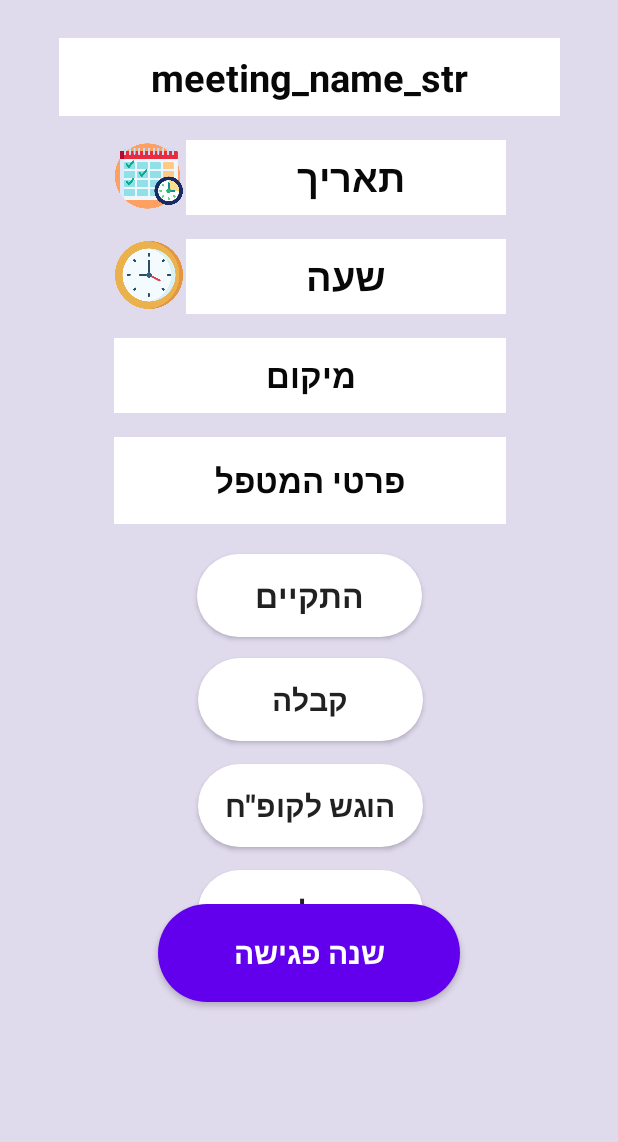
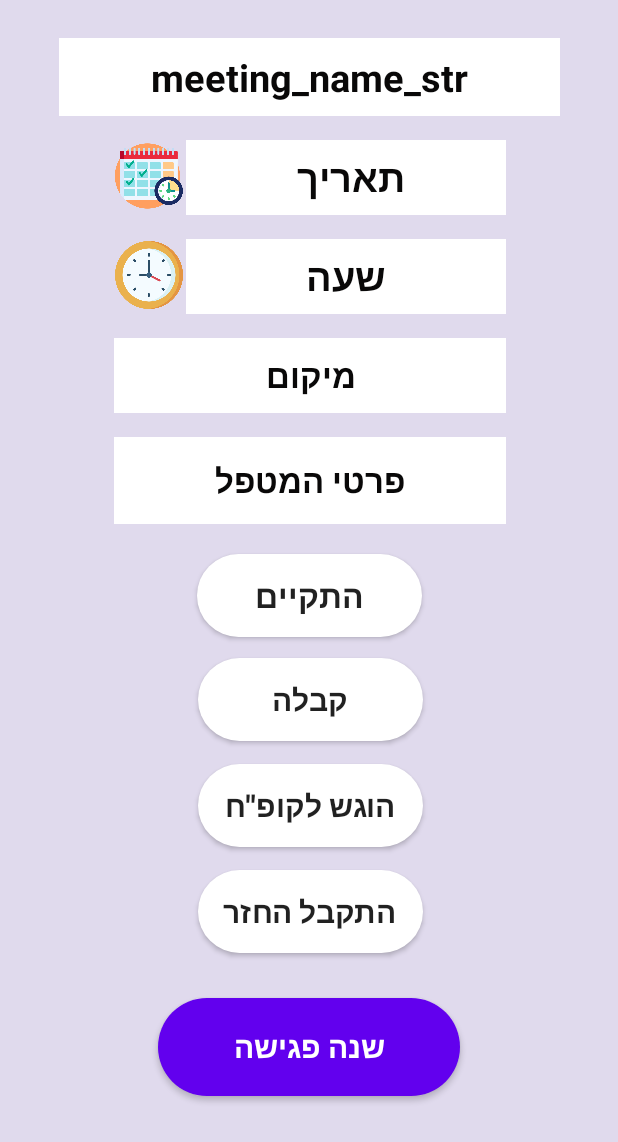
Before and after one commit to BeigPerelman22/rainbow-client, an Android app: the ChangeMeetingActivity screen opened directly, with no data from a screen before it, on a phone screen of 412 x 824 dp. Shown: the top 1142 px of the screen. Run offline under Robolectric (Android 15) with nearby library versions, the phone set to English and light mode, and no system bars; 9 statements that could not run were skipped.

Commit message:
refactor(): update event.

```diff
--- a/app/src/main/res/layout/activity_change_meeting.xml
+++ b/app/src/main/res/layout/activity_change_meeting.xml
@@ -465,7 +465,6 @@
             android:textStyle="bold"
             app:circularflow_defaultRadius="20dp"
             app:circularflow_radiusInDP="20dp"
-            app:layout_constraintBottom_toBottomOf="@+id/btn_Refund_received"
             app:layout_constraintEnd_toEndOf="parent"
             app:layout_constraintStart_toStartOf="parent"
             app:layout_constraintTop_toBottomOf="@+id/btn_Refund_received"
```
Also changed, not shown: 9 other files.
